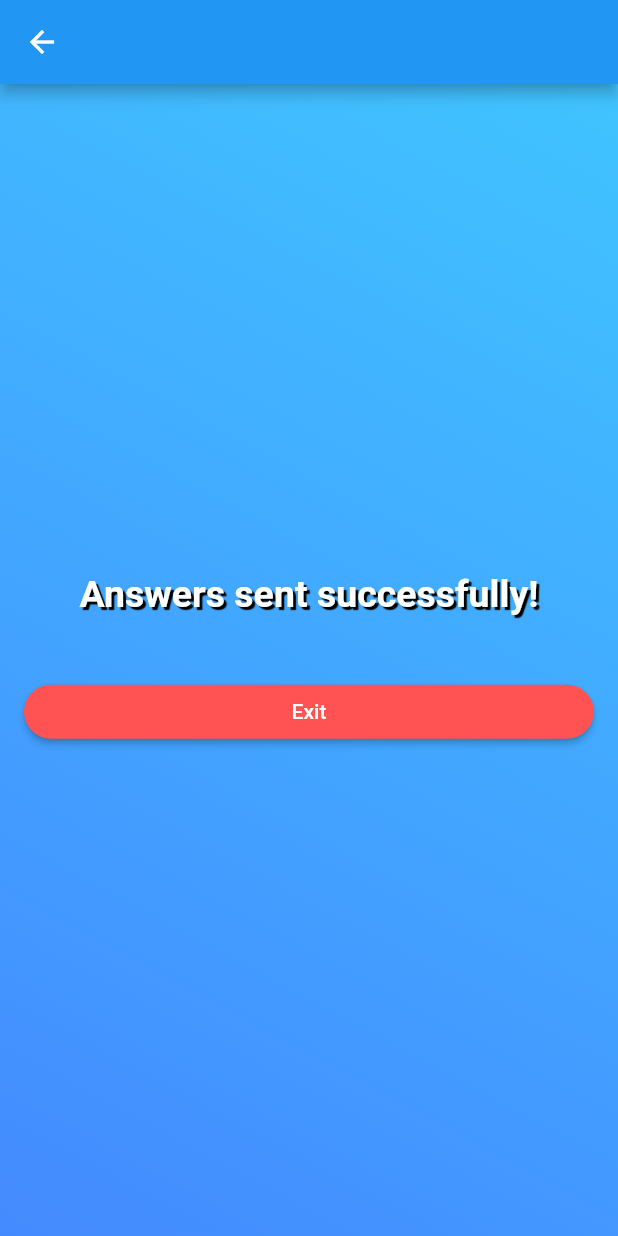
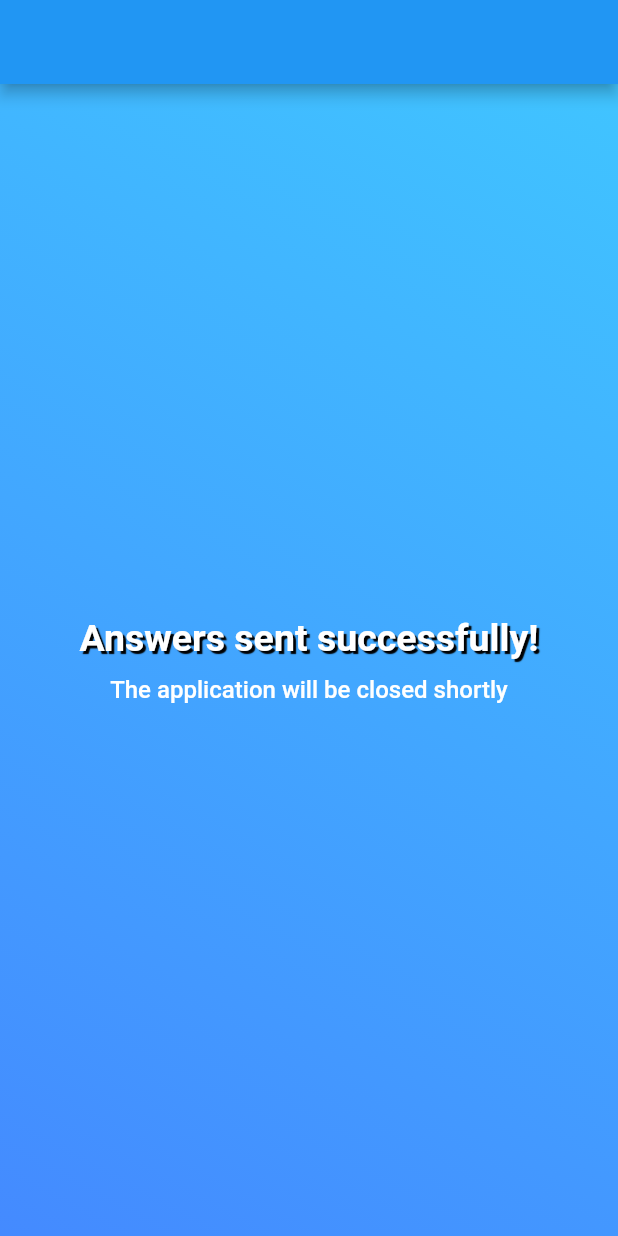
Before and after one commit to dt170/flutter_answer_me, a Flutter app: the FinishScreen screen opened by its route, on a phone screen of 412 x 824 dp. Run offline on Flutter 3.47's test engine with Material 2 defaults, Android fonts, the phone set to English and light mode, and no system bars; our stand-ins replace flutter_bloc.

```diff
--- a/lib/screens/finish_screen.dart
+++ b/lib/screens/finish_screen.dart
@@ -1,3 +1,5 @@
+import 'dart:async';
+
 import 'package:flutter/material.dart';
 import 'package:flutter/services.dart';
 import 'package:flutter_answer_me/constants/constants.dart';
@@ -10,19 +12,31 @@ class FinishScreen extends StatefulWidget {
 
 class _FinishScreenState extends State<FinishScreen> {
   @override
+  void initState() {
+    super.initState();
+    Timer(Duration(seconds: 5), () {
+      SystemChannels.platform.invokeMethod('SystemNavigator.pop');
+    });
+  }
+
   @override
   Widget build(BuildContext context) {
     return SafeArea(
+      child: WillPopScope(
+        onWillPop: () async => false,
         child: Scaffold(
-        appBar: AppBar(),
+          appBar: AppBar(
+            leading: Container(),
+          ),
           backgroundColor: Colors.blue,
           body: Container(
             height: double.infinity, //set the background to fill all height
             decoration: kBackgroundDecorationStyle,
+            width: double.infinity,
             child: Padding(
               padding: EdgeInsets.all(16),
               child: Column(
-              crossAxisAlignment: CrossAxisAlignment.stretch,
+                crossAxisAlignment: CrossAxisAlignment.center,
                 mainAxisAlignment: MainAxisAlignment.center,
                 children: [
                   Center(
@@ -32,20 +46,14 @@ class _FinishScreenState extends State<FinishScreen> {
                     ),
                   ),
                   SizedBox(
-                  height: 40,
+                    height: 10,
                   ),
-                RaisedButton(
-                  color: Colors.redAccent,
-                  onPressed: () {
-                    print('exit from application');
-                    //this will exit from the application be aware it works for android not for ios
-                    SystemChannels.platform.invokeMethod('SystemNavigator.pop');
-                  },
-                  textColor: Colors.white,
-                  shape: StadiumBorder(),
-                  child: Text('Exit'),
+                  Text(
+                    'The application will be closed shortly',
+                    style: kQuestionTextStyle.copyWith(fontSize: 16),
                   ),
                 ],
+              ),
             ),
           ),
         ),
```
Also changed, not shown: lib/screens/login_screen.dart (+10 -7 lines), lib/server_req/handle_server.dart (+2 -5 lines). Lines whose indentation alone changed are shown as unchanged.
